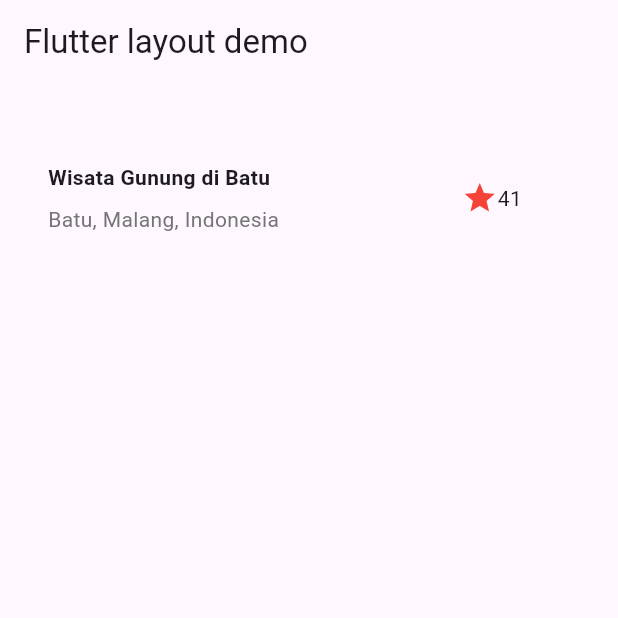
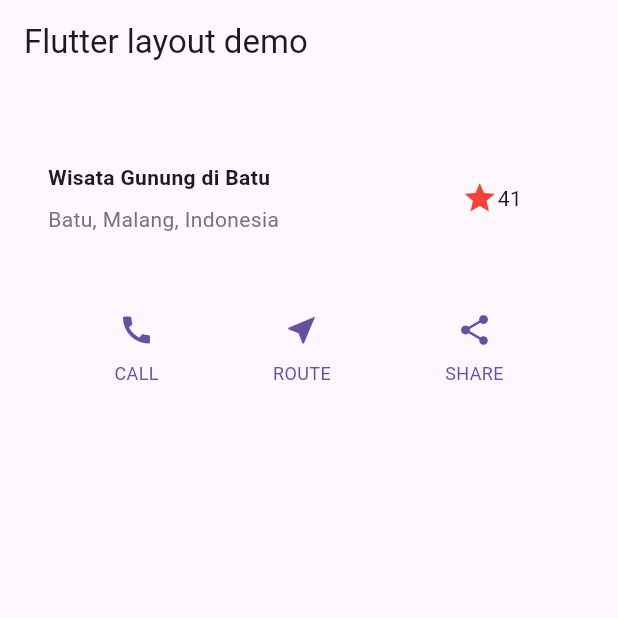
Before and after one commit to mkemaln/flutter_fundamental, a Flutter app: the screen it shows after launch, on a phone screen of 412 x 824 dp, the top half of it. Run offline on Flutter 3.47's test engine with Material 3 defaults, Android fonts, the phone set to English and light mode, and no system bars.

Commit message:
add: praktikum 2

```diff
--- a/lib/main.dart
+++ b/lib/main.dart
@@ -56,6 +56,17 @@ class MyApp extends StatelessWidget {
       ),
     );
 
+    Color color = Theme.of(context).primaryColor;
+
+    Widget buttonSection = Row(
+      mainAxisAlignment: MainAxisAlignment.spaceEvenly,
+      children: [
+        _buildButtonColumn(color, Icons.call, 'CALL'),
+        _buildButtonColumn(color, Icons.near_me, 'ROUTE'),
+        _buildButtonColumn(color, Icons.share, 'SHARE'),
+      ],
+    );
+
     return MaterialApp(
       title: 'Flutter layout: Muhammad Kemal Nugraha dan 2241720044',
       home: Scaffold(
@@ -63,11 +74,30 @@ class MyApp extends StatelessWidget {
           title: const Text('Flutter layout demo'),
         ),
         body: Column(
-          children: [
-            titleSection,
-          ],
+          children: [titleSection, buttonSection],
         ),
       ),
     );
   }
+
+  Column _buildButtonColumn(Color color, IconData icon, String label) {
+    return Column(
+      mainAxisSize: MainAxisSize.min,
+      mainAxisAlignment: MainAxisAlignment.center,
+      children: [
+        Icon(icon, color: color),
+        Container(
+          margin: const EdgeInsets.only(top: 8),
+          child: Text(
+            label,
+            style: TextStyle(
+              fontSize: 12,
+              fontWeight: FontWeight.w400,
+              color: color,
+            ),
+          ),
+        ),
+      ],
+    );
+  }
 }
```
